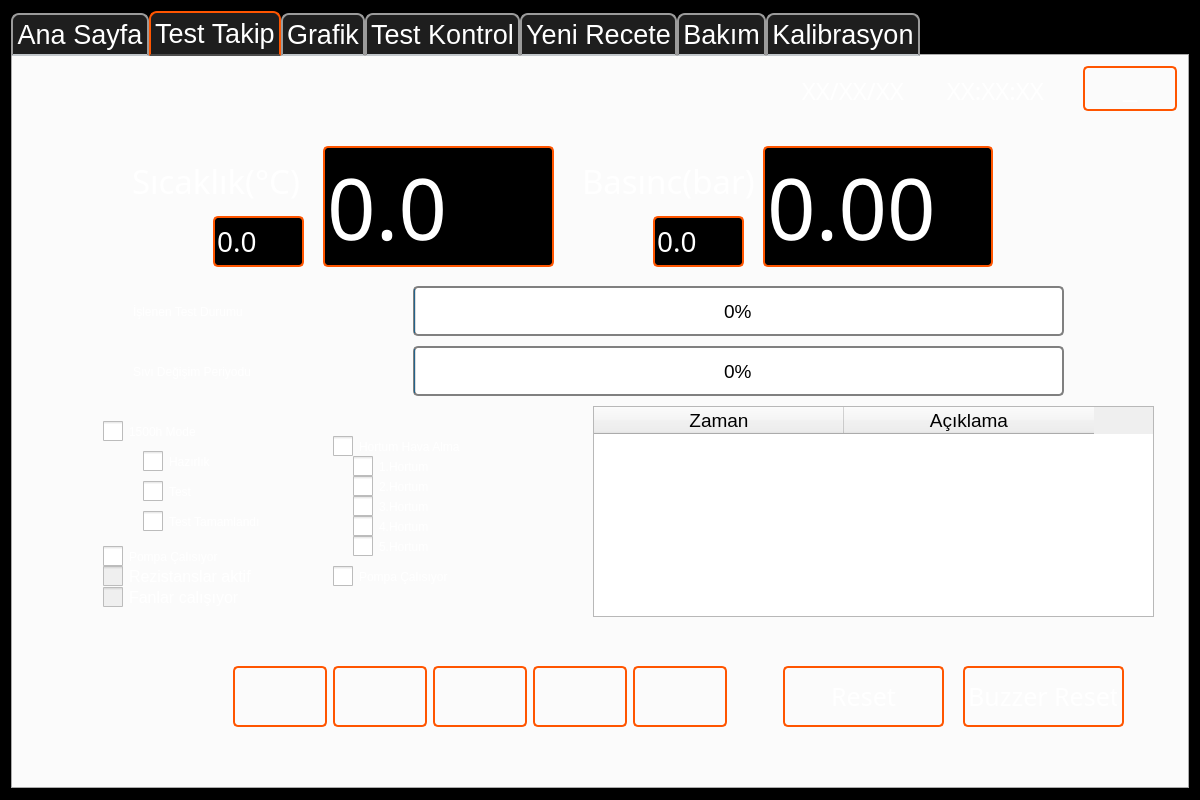
indetails/v1500h, file mainwindow.ui: the form before one commit.
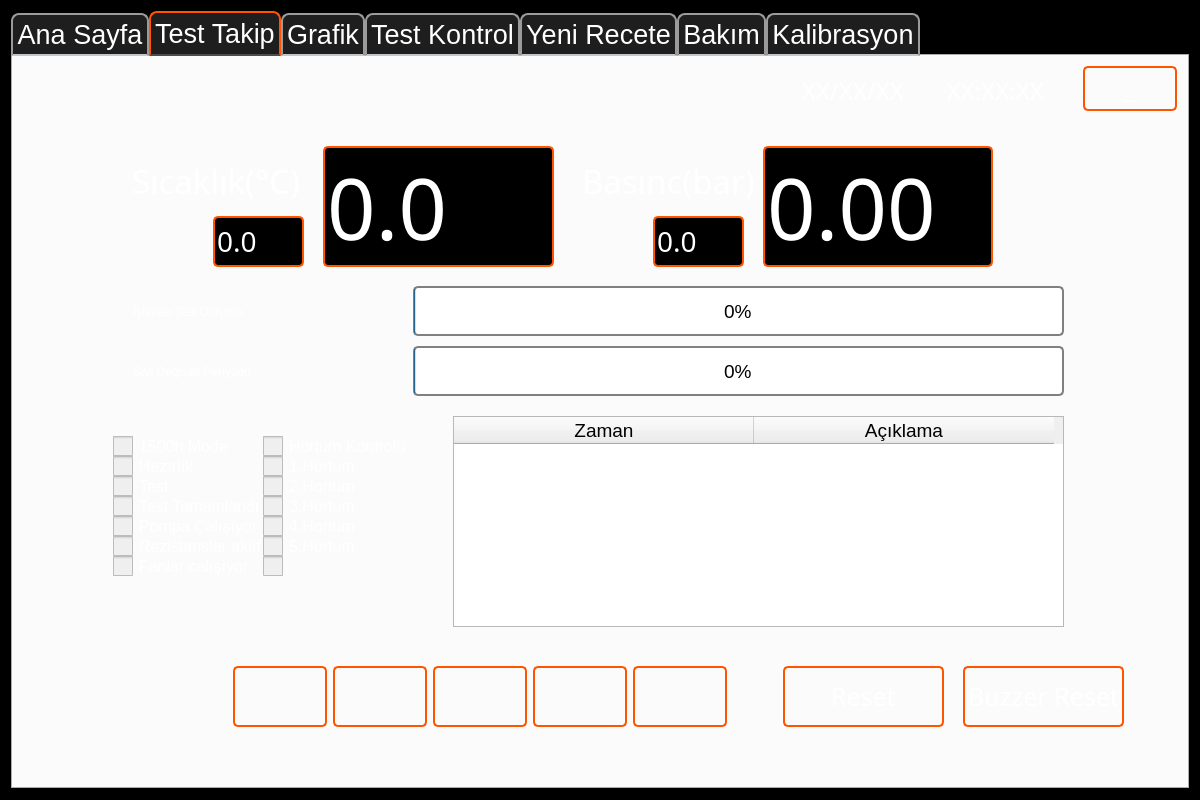
The form after the commit. The open tabs and pages were chosen to show the change. Icons and pictures are not drawn. Custom widgets are drawn as their Qt base class.

Patch:
```diff
--- a/mainwindow.ui
+++ b/mainwindow.ui
@@ -2592,9 +2592,9 @@
            <widget class="QTableWidget" name="warningTable">
             <property name="geometry">
              <rect>
-              <x>540</x>
-              <y>130</y>
-              <width>561</width>
+              <x>400</x>
+              <y>140</y>
+              <width>611</width>
               <height>211</height>
              </rect>
             </property>
@@ -2604,7 +2604,7 @@
              </font>
             </property>
             <attribute name="horizontalHeaderDefaultSectionSize">
-             <number>250</number>
+             <number>300</number>
             </attribute>
             <attribute name="horizontalHeaderMinimumSectionSize">
              <number>100</number>
@@ -2642,15 +2642,340 @@
            <widget class="QStackedWidget" name="sW_0">
             <property name="geometry">
              <rect>
-              <x>280</x>
-              <y>140</y>
-              <width>231</width>
-              <height>211</height>
+              <x>210</x>
+              <y>160</y>
+              <width>150</width>
+              <height>191</height>
              </rect>
             </property>
             <property name="currentIndex">
-             <number>3</number>
+             <number>1</number>
             </property>
+            <widget class="QWidget" name="blankPage"/>
+            <widget class="QWidget" name="pipeControl">
+             <widget class="QCheckBox" name="cbPipe3">
+              <property name="enabled">
+               <bool>false</bool>
+              </property>
+              <property name="geometry">
+               <rect>
+                <x>0</x>
+                <y>60</y>
+                <width>150</width>
+                <height>20</height>
+               </rect>
+              </property>
+              <property name="styleSheet">
+               <string notr="true">
+QCheckBox::indicator {
+    width:20px;
+    height: 20px;
+}
+
+
+QCheckBox{
+font: 12pt;
+background: qradialgradient(cx: 0.3, cy: -0.6,
+fx: 0.3, fy: -0.4,
+radius: 1.35, stop: 0 rgb(210, 0, 0), stop: 1 rgb(100, 0, 0));
+
+}
+QCheckBox::disabled{
+background: qradialgradient(cx: 0.3, cy: -0.6,
+fx: 0.3, fy: -0.4,
+radius: 1.35, stop: 0 rgb(210, 0, 0), stop: 1 rgb(100, 0, 0));
+}
+QCheckBox::enabled{
+background: qradialgradient(cx: 0.3, cy: -0.6,
+fx: 0.3, fy: -0.4,
+radius: 1.35, stop: 0 rgb(0, 210, 0), stop: 1 rgb(0, 100, 0));
+}
+</string>
+              </property>
+              <property name="text">
+               <string>3.Hortum</string>
+              </property>
+              <property name="checked">
+               <bool>false</bool>
+              </property>
+             </widget>
+             <widget class="QCheckBox" name="cbPipe4">
+              <property name="enabled">
+               <bool>false</bool>
+              </property>
+              <property name="geometry">
+               <rect>
+                <x>0</x>
+                <y>80</y>
+                <width>150</width>
+                <height>20</height>
+               </rect>
+              </property>
+              <property name="styleSheet">
+               <string notr="true">
+QCheckBox::indicator {
+    width:20px;
+    height: 20px;
+}
+
+
+QCheckBox{
+font: 12pt;
+background: qradialgradient(cx: 0.3, cy: -0.6,
+fx: 0.3, fy: -0.4,
+radius: 1.35, stop: 0 rgb(210, 0, 0), stop: 1 rgb(100, 0, 0));
+
+}
+QCheckBox::disabled{
+background: qradialgradient(cx: 0.3, cy: -0.6,
+fx: 0.3, fy: -0.4,
+radius: 1.35, stop: 0 rgb(210, 0, 0), stop: 1 rgb(100, 0, 0));
+}
+QCheckBox::enabled{
+background: qradialgradient(cx: 0.3, cy: -0.6,
+fx: 0.3, fy: -0.4,
+radius: 1.35, stop: 0 rgb(0, 210, 0), stop: 1 rgb(0, 100, 0));
+}
+</string>
+              </property>
+              <property name="text">
+               <string>4.Hortum</string>
+              </property>
+              <property name="checked">
+               <bool>false</bool>
+              </property>
+             </widget>
+             <widget class="QCheckBox" name="cbPipe2">
+              <property name="enabled">
+               <bool>false</bool>
+              </property>
+              <property name="geometry">
+               <rect>
+                <x>0</x>
+                <y>40</y>
+                <width>150</width>
+                <height>20</height>
+               </rect>
+              </property>
+              <property name="styleSheet">
+               <string notr="true">
+QCheckBox::indicator {
+    width:20px;
+    height: 20px;
+}
+
+
+QCheckBox{
+font: 12pt;
+background: qradialgradient(cx: 0.3, cy: -0.6,
+fx: 0.3, fy: -0.4,
+radius: 1.35, stop: 0 rgb(210, 0, 0), stop: 1 rgb(100, 0, 0));
+
+}
+QCheckBox::disabled{
+background: qradialgradient(cx: 0.3, cy: -0.6,
+fx: 0.3, fy: -0.4,
+radius: 1.35, stop: 0 rgb(210, 0, 0), stop: 1 rgb(100, 0, 0));
+}
+QCheckBox::enabled{
+background: qradialgradient(cx: 0.3, cy: -0.6,
+fx: 0.3, fy: -0.4,
+radius: 1.35, stop: 0 rgb(0, 210, 0), stop: 1 rgb(0, 100, 0));
+}
+</string>
+              </property>
+              <property name="text">
+               <string>2.Hortum</string>
+              </property>
+              <property name="checked">
+               <bool>false</bool>
+              </property>
+             </widget>
+             <widget class="QCheckBox" name="cbPipeControl">
+              <property name="enabled">
+               <bool>false</bool>
+              </property>
+              <property name="geometry">
+               <rect>
+                <x>0</x>
+                <y>0</y>
+                <width>150</width>
+                <height>20</height>
+               </rect>
+              </property>
+              <property name="styleSheet">
+               <string notr="true">
+QCheckBox::indicator {
+    width:20px;
+    height: 20px;
+}
+
+
+QCheckBox{
+font: 12pt;
+background: qradialgradient(cx: 0.3, cy: -0.6,
+fx: 0.3, fy: -0.4,
+radius: 1.35, stop: 0 rgb(210, 0, 0), stop: 1 rgb(100, 0, 0));
+
+}
+QCheckBox::disabled{
+background: qradialgradient(cx: 0.3, cy: -0.6,
+fx: 0.3, fy: -0.4,
+radius: 1.35, stop: 0 rgb(210, 0, 0), stop: 1 rgb(100, 0, 0));
+}
+QCheckBox::enabled{
+background: qradialgradient(cx: 0.3, cy: -0.6,
+fx: 0.3, fy: -0.4,
+radius: 1.35, stop: 0 rgb(0, 210, 0), stop: 1 rgb(0, 100, 0));
+}
+</string>
+              </property>
+              <property name="text">
+               <string>Hortum Kontrolü</string>
+              </property>
+              <property name="checked">
+               <bool>false</bool>
+              </property>
+             </widget>
+             <widget class="QCheckBox" name="cbPipe1">
+              <property name="enabled">
+               <bool>false</bool>
+              </property>
+              <property name="geometry">
+               <rect>
+                <x>0</x>
+                <y>20</y>
+                <width>150</width>
+                <height>20</height>
+               </rect>
+              </property>
+              <property name="styleSheet">
+               <string notr="true">
+QCheckBox::indicator {
+    width:20px;
+    height: 20px;
+}
+
+
+QCheckBox{
+font: 12pt;
+background: qradialgradient(cx: 0.3, cy: -0.6,
+fx: 0.3, fy: -0.4,
+radius: 1.35, stop: 0 rgb(210, 0, 0), stop: 1 rgb(100, 0, 0));
+
+}
+QCheckBox::disabled{
+background: qradialgradient(cx: 0.3, cy: -0.6,
+fx: 0.3, fy: -0.4,
+radius: 1.35, stop: 0 rgb(210, 0, 0), stop: 1 rgb(100, 0, 0));
+}
+QCheckBox::enabled{
+background: qradialgradient(cx: 0.3, cy: -0.6,
+fx: 0.3, fy: -0.4,
+radius: 1.35, stop: 0 rgb(0, 210, 0), stop: 1 rgb(0, 100, 0));
+}
+</string>
+              </property>
+              <property name="text">
+               <string>1.Hortum</string>
+              </property>
+              <property name="checked">
+               <bool>false</bool>
+              </property>
+             </widget>
+             <widget class="QCheckBox" name="cbPipe5">
+              <property name="enabled">
+               <bool>false</bool>
+              </property>
+              <property name="geometry">
+               <rect>
+                <x>0</x>
+                <y>100</y>
+                <width>150</width>
+                <height>20</height>
+               </rect>
+              </property>
+              <property name="styleSheet">
+               <string notr="true">
+QCheckBox::indicator {
+    width:20px;
+    height: 20px;
+}
+
+
+QCheckBox{
+font: 12pt;
+background: qradialgradient(cx: 0.3, cy: -0.6,
+fx: 0.3, fy: -0.4,
+radius: 1.35, stop: 0 rgb(210, 0, 0), stop: 1 rgb(100, 0, 0));
+
+}
+QCheckBox::disabled{
+background: qradialgradient(cx: 0.3, cy: -0.6,
+fx: 0.3, fy: -0.4,
+radius: 1.35, stop: 0 rgb(210, 0, 0), stop: 1 rgb(100, 0, 0));
+}
+QCheckBox::enabled{
+background: qradialgradient(cx: 0.3, cy: -0.6,
+fx: 0.3, fy: -0.4,
+radius: 1.35, stop: 0 rgb(0, 210, 0), stop: 1 rgb(0, 100, 0));
+}
+</string>
+              </property>
+              <property name="text">
+               <string>5.Hortum</string>
+              </property>
+              <property name="checked">
+               <bool>false</bool>
+              </property>
+             </widget>
+             <widget class="QCheckBox" name="cbPipe5_2">
+              <property name="enabled">
+               <bool>false</bool>
+              </property>
+              <property name="geometry">
+               <rect>
+                <x>0</x>
+                <y>120</y>
+                <width>150</width>
+                <height>20</height>
+               </rect>
+              </property>
+              <property name="styleSheet">
+               <string notr="true">
+QCheckBox::indicator {
+    width:20px;
+    height: 20px;
+}
+
+
+QCheckBox{
+font: 12pt;
+background: qradialgradient(cx: 0.3, cy: -0.6,
+fx: 0.3, fy: -0.4,
+radius: 1.35, stop: 0 rgb(210, 0, 0), stop: 1 rgb(100, 0, 0));
+
+}
+QCheckBox::disabled{
+background: qradialgradient(cx: 0.3, cy: -0.6,
+fx: 0.3, fy: -0.4,
+radius: 1.35, stop: 0 rgb(210, 0, 0), stop: 1 rgb(100, 0, 0));
+}
+QCheckBox::enabled{
+background: qradialgradient(cx: 0.3, cy: -0.6,
+fx: 0.3, fy: -0.4,
+radius: 1.35, stop: 0 rgb(0, 210, 0), stop: 1 rgb(0, 100, 0));
+}
+</string>
+              </property>
+              <property name="text">
+               <string/>
+              </property>
+              <property name="checked">
+               <bool>false</bool>
+              </property>
+             </widget>
+            </widget>
             <widget class="QWidget" name="scaklik_ayar">
              <widget class="QCheckBox" name="cB_tte_4">
               <property name="geometry">
@@ -3571,23 +3896,26 @@
            <widget class="QStackedWidget" name="stackedWidget_2">
             <property name="geometry">
              <rect>
-              <x>50</x>
-              <y>140</y>
-              <width>231</width>
-              <height>211</height>
+              <x>60</x>
+              <y>160</y>
+              <width>150</width>
+              <height>191</height>
              </rect>
             </property>
             <property name="currentIndex">
              <number>0</number>
             </property>
             <widget class="QWidget" name="page_5">
-             <widget class="QCheckBox" name="cB_tte_0">
+             <widget class="QCheckBox" name="cbTestMode">
+              <property name="enabled">
+               <bool>false</bool>
+              </property>
               <property name="geometry">
                <rect>
                 <x>0</x>
                 <y>0</y>
-                <width>109</width>
-                <height>31</height>
+                <width>150</width>
+                <height>20</height>
                </rect>
               </property>
               <property name="styleSheet">
@@ -3597,16 +3925,23 @@
     height: 20px;
 }
 
-  QCheckBox::indicator:checked
-  {
-image: url(:/images/img/qt3.PNG);
-  }
-  QCheckBox::indicator:unchecked
-  {
-image: url(:/images/img/qt4.PNG);
-}
+
 QCheckBox{
-font: 12pt &quot;Gill Sans MT&quot;;
+font: 12pt;
+background: qradialgradient(cx: 0.3, cy: -0.6,
+fx: 0.3, fy: -0.4,
+radius: 1.35, stop: 0 rgb(210, 0, 0), stop: 1 rgb(100, 0, 0));
+
+}
+QCheckBox::disabled{
+background: qradialgradient(cx: 0.3, cy: -0.6,
+fx: 0.3, fy: -0.4,
+radius: 1.35, stop: 0 rgb(210, 0, 0), stop: 1 rgb(100, 0, 0));
+}
+QCheckBox::enabled{
+background: qradialgradient(cx: 0.3, cy: -0.6,
+fx: 0.3, fy: -0.4,
+radius: 1.35, stop: 0 rgb(0, 210, 0), stop: 1 rgb(0, 100, 0));
 }
 </string>
               </property>
@@ -3617,13 +3952,16 @@
                <bool>false</bool>
               </property>
              </widget>
-             <widget class="QCheckBox" name="cB_tte_1">
+             <widget class="QCheckBox" name="cbTestPrepare">
+              <property name="enabled">
+               <bool>false</bool>
+              </property>
               <property name="geometry">
                <rect>
-                <x>40</x>
-                <y>30</y>
-                <width>111</width>
-                <height>31</height>
+                <x>0</x>
+                <y>20</y>
+                <width>150</width>
+                <height>20</height>
                </rect>
               </property>
               <property name="styleSheet">
@@ -3633,16 +3971,23 @@
     height: 20px;
 }
 
-  QCheckBox::indicator:checked
-  {
-image: url(:/images/img/qt3.PNG);
-  }
-  QCheckBox::indicator:unchecked
-  {
-image: url(:/images/img/qt4.PNG);
-}
+
 QCheckBox{
-font: 12pt &quot;Gill Sans MT&quot;;
+font: 12pt;
+background: qradialgradient(cx: 0.3, cy: -0.6,
+fx: 0.3, fy: -0.4,
+radius: 1.35, stop: 0 rgb(210, 0, 0), stop: 1 rgb(100, 0, 0));
+
+}
+QCheckBox::disabled{
+background: qradialgradient(cx: 0.3, cy: -0.6,
+fx: 0.3, fy: -0.4,
+radius: 1.35, stop: 0 rgb(210, 0, 0), stop: 1 rgb(100, 0, 0));
+}
+QCheckBox::enabled{
+background: qradialgradient(cx: 0.3, cy: -0.6,
+fx: 0.3, fy: -0.4,
+radius: 1.35, stop: 0 rgb(0, 210, 0), stop: 1 rgb(0, 100, 0));
 }
 </string>
               </property>
@@ -3653,13 +3998,16 @@
                <bool>false</bool>
               </property>
              </widget>
-             <widget class="QCheckBox" name="cB_tte_2">
+             <widget class="QCheckBox" name="cbTestActive">
+              <property name="enabled">
+               <bool>false</bool>
+              </property>
               <property name="geometry">
                <rect>
-                <x>40</x>
-                <y>60</y>
-                <width>111</width>
-                <height>31</height>
+                <x>0</x>
+                <y>40</y>
+                <width>150</width>
+                <height>20</height>
                </rect>
               </property>
               <property name="styleSheet">
@@ -3669,16 +4017,23 @@
     height: 20px;
 }
 
-  QCheckBox::indicator:checked
-  {
-image: url(:/images/img/qt3.PNG);
-  }
-  QCheckBox::indicator:unchecked
-  {
-image: url(:/images/img/qt4.PNG);
-}
+
 QCheckBox{
-font: 12pt &quot;Gill Sans MT&quot;;
+font: 12pt;
+background: qradialgradient(cx: 0.3, cy: -0.6,
+fx: 0.3, fy: -0.4,
+radius: 1.35, stop: 0 rgb(210, 0, 0), stop: 1 rgb(100, 0, 0));
+
+}
+QCheckBox::disabled{
+background: qradialgradient(cx: 0.3, cy: -0.6,
+fx: 0.3, fy: -0.4,
+radius: 1.35, stop: 0 rgb(210, 0, 0), stop: 1 rgb(100, 0, 0));
+}
+QCheckBox::enabled{
+background: qradialgradient(cx: 0.3, cy: -0.6,
+fx: 0.3, fy: -0.4,
+radius: 1.35, stop: 0 rgb(0, 210, 0), stop: 1 rgb(0, 100, 0));
 }
 </string>
               </property>
@@ -3689,13 +4044,16 @@
                <bool>false</bool>
               </property>
              </widget>
-             <widget class="QCheckBox" name="cB_tte_3">
+             <widget class="QCheckBox" name="cbTestComplete">
+              <property name="enabled">
+               <bool>false</bool>
+              </property>
               <property name="geometry">
                <rect>
-                <x>40</x>
-                <y>90</y>
-                <width>161</width>
-                <height>31</height>
+                <x>0</x>
+                <y>60</y>
+                <width>150</width>
+                <height>20</height>
                </rect>
               </property>
               <property name="styleSheet">
@@ -3705,16 +4063,23 @@
     height: 20px;
 }
 
-  QCheckBox::indicator:checked
-  {
-image: url(:/images/img/qt3.PNG);
-  }
-  QCheckBox::indicator:unchecked
-  {
-image: url(:/images/img/qt4.PNG);
-}
+
 QCheckBox{
-font: 12pt &quot;Gill Sans MT&quot;;
+font: 12pt;
+background: qradialgradient(cx: 0.3, cy: -0.6,
+fx: 0.3, fy: -0.4,
+radius: 1.35, stop: 0 rgb(210, 0, 0), stop: 1 rgb(100, 0, 0));
+
+}
+QCheckBox::disabled{
+background: qradialgradient(cx: 0.3, cy: -0.6,
+fx: 0.3, fy: -0.4,
+radius: 1.35, stop: 0 rgb(210, 0, 0), stop: 1 rgb(100, 0, 0));
+}
+QCheckBox::enabled{
+background: qradialgradient(cx: 0.3, cy: -0.6,
+fx: 0.3, fy: -0.4,
+radius: 1.35, stop: 0 rgb(0, 210, 0), stop: 1 rgb(0, 100, 0));
 }
 </string>
               </property>
@@ -3725,13 +4090,16 @@
                <bool>false</bool>
               </property>
              </widget>
-             <widget class="QCheckBox" name="cB_tte_14">
+             <widget class="QCheckBox" name="cbPumpActive">
+              <property name="enabled">
+               <bool>false</bool>
+              </property>
               <property name="geometry">
                <rect>
                 <x>0</x>
-                <y>130</y>
-                <width>171</width>
-                <height>21</height>
+                <y>80</y>
+                <width>150</width>
+                <height>20</height>
                </rect>
               </property>
               <property name="styleSheet">
@@ -3741,21 +4109,28 @@
     height: 20px;
 }
 
-  QCheckBox::indicator:checked
-  {
-image: url(:/images/img/qt3.PNG);
-  }
-  QCheckBox::indicator:unchecked
-  {
-image: url(:/images/img/qt4.PNG);
-}
+
 QCheckBox{
-font: 12pt &quot;Gill Sans MT&quot;;
+font: 12pt;
+background: qradialgradient(cx: 0.3, cy: -0.6,
+fx: 0.3, fy: -0.4,
+radius: 1.35, stop: 0 rgb(210, 0, 0), stop: 1 rgb(100, 0, 0));
+
+}
+QCheckBox::disabled{
+background: qradialgradient(cx: 0.3, cy: -0.6,
+fx: 0.3, fy: -0.4,
+radius: 1.35, stop: 0 rgb(210, 0, 0), stop: 1 rgb(100, 0, 0));
+}
+QCheckBox::enabled{
+background: qradialgradient(cx: 0.3, cy: -0.6,
+fx: 0.3, fy: -0.4,
+radius: 1.35, stop: 0 rgb(0, 210, 0), stop: 1 rgb(0, 100, 0));
 }
 </string>
               </property>
               <property name="text">
-               <string>Pompa Çalısıyor</string>
+               <string>Pompa Çalışıyor</string>
               </property>
               <property name="checked">
                <bool>false</bool>
@@ -3768,9 +4143,9 @@
               <property name="geometry">
                <rect>
                 <x>0</x>
-                <y>150</y>
-                <width>171</width>
-                <height>21</height>
+                <y>100</y>
+                <width>150</width>
+                <height>20</height>
                </rect>
               </property>
               <property name="styleSheet">
@@ -3818,9 +4193,9 @@
               <property name="geometry">
                <rect>
                 <x>0</x>
-                <y>171</y>
-                <width>171</width>
-                <height>21</height>
+                <y>120</y>
+                <width>150</width>
+                <height>20</height>
                </rect>
               </property>
               <property name="styleSheet">
```
Left out of the diff: 609 changed lines with no effect on the pictures.
